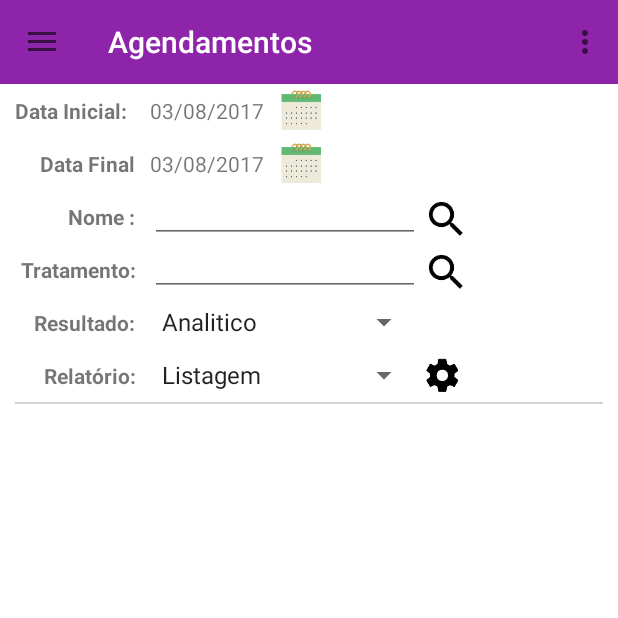
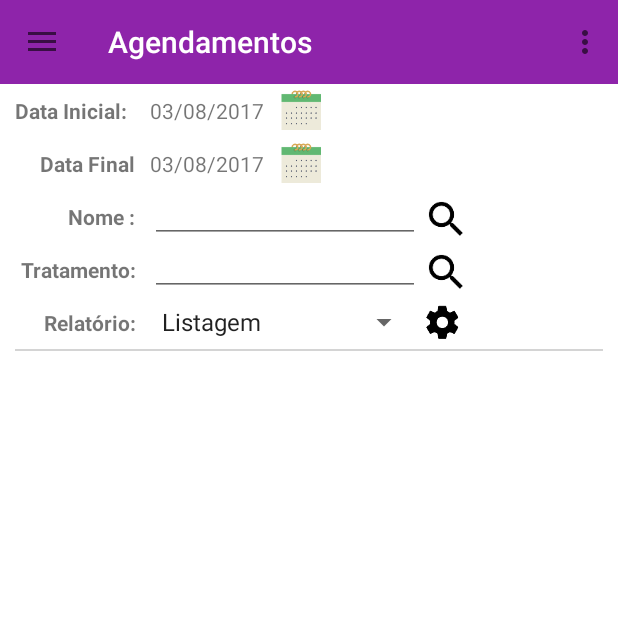
Before and after one commit to TobiasAndre/CapstoneStage2, an Android app: the fragment ReportFragment placed in its activity, on a phone screen of 412 x 824 dp, the top half of it. Run offline under Robolectric (Android 15) with nearby library versions, the phone set to English and light mode, and no system bars; our stand-ins replace Firebase (no records; nobody signed in at launch, a user with empty details on screens opened directly).

Commit message:
* Some Corrections

```diff
--- a/app/build.gradle
+++ b/app/build.gradle
@@ -38,7 +38,6 @@ dependencies {
     compile 'de.hdodenhof:circleimageview:2.1.0'
     compile 'com.google.firebase:firebase-auth:10.0.1'
     compile 'com.google.android.gms:play-services-auth:10.0.1'
-    compile 'com.google.android.gms:play-services:10.0.1'
     compile 'com.google.firebase:firebase-crash:10.0.1'
     compile 'com.squareup.retrofit2:retrofit:2.2.0'
     compile 'com.squareup.retrofit2:adapter-rxjava2:2.2.0'
--- a/app/src/main/java/com/tobiasandre/goestetica/ui/Adapter/CustomerAdapter.java
+++ b/app/src/main/java/com/tobiasandre/goestetica/ui/Adapter/CustomerAdapter.java
@@ -12,8 +12,6 @@ import android.view.ViewGroup;
 import android.widget.ImageView;
 import android.widget.LinearLayout;
 import android.widget.TextView;
-
-import com.google.android.gms.vision.text.Line;
 import com.tobiasandre.goestetica.R;
 import com.tobiasandre.goestetica.database.GoEsteticaContract;
 
--- a/app/src/main/java/com/tobiasandre/goestetica/ui/LoginActivity.java
+++ b/app/src/main/java/com/tobiasandre/goestetica/ui/LoginActivity.java
@@ -3,15 +3,12 @@ package com.tobiasandre.goestetica.ui;
 import android.app.Activity;
 import android.content.Intent;
 import android.support.annotation.NonNull;
+import android.support.design.widget.CoordinatorLayout;
 import android.support.design.widget.Snackbar;
 import android.support.v7.app.AppCompatActivity;
 import android.os.Bundle;
-import android.util.Log;
 import android.view.View;
-import android.widget.LinearLayout;
 import android.widget.Toast;
-
-import com.google.android.gms.appindexing.AppIndex;
 import com.google.android.gms.auth.api.Auth;
 import com.google.android.gms.auth.api.signin.GoogleSignInAccount;
 import com.google.android.gms.auth.api.signin.GoogleSignInOptions;
@@ -68,7 +65,6 @@ public class LoginActivity extends AppCompatActivity implements GoogleApiClient.
         mGoogleApiClient = new GoogleApiClient.Builder(this)
                 .enableAutoManage(this,this)
                 .addApi(Auth.GOOGLE_SIGN_IN_API,gso)
-                .addApi(AppIndex.API)
                 .build();
 
         btnLogin = (SignInButton)findViewById(R.id.btn_sign_in);
@@ -98,7 +94,7 @@ public class LoginActivity extends AppCompatActivity implements GoogleApiClient.
                 firebaseAuthWithGoogle(account);
 
             } else {
-                final LinearLayout MainLinearLayout = (LinearLayout) findViewById(R.id.activity_login);
+                final CoordinatorLayout MainLinearLayout = (CoordinatorLayout) findViewById(R.id.activity_login);
 
                 Snackbar snackbar = Snackbar.make(MainLinearLayout, getString(R.string.error_login), Snackbar.LENGTH_INDEFINITE);
                 snackbar.setAction(getString(R.string.retry), new View.OnClickListener() {
--- a/app/src/main/java/com/tobiasandre/goestetica/ui/ReportFragment.java
+++ b/app/src/main/java/com/tobiasandre/goestetica/ui/ReportFragment.java
@@ -71,7 +71,6 @@ public class ReportFragment extends Fragment implements
         tvDtInit = (TextView)rootView.findViewById(R.id.tv_dt_ini);
         tvDtFin = (TextView)rootView.findViewById(R.id.tv_dt_fin);
         spnReportType = (Spinner)rootView.findViewById(R.id.spnReportType);
-        spnResultType = (Spinner)rootView.findViewById(R.id.spnResultType);
         btnGenerate = (ImageButton)rootView.findViewById(R.id.btnRunReport);
         btnFindCustomer = (ImageButton)rootView.findViewById(R.id.btn_find_customer);
         btnFindTreatment = (ImageButton)rootView.findViewById(R.id.btn_find_treatment);
--- a/app/src/main/java/com/tobiasandre/goestetica/ui/ScheduleFragment.java
+++ b/app/src/main/java/com/tobiasandre/goestetica/ui/ScheduleFragment.java
@@ -282,10 +282,10 @@ public class ScheduleFragment extends Fragment {
             edHrSchedule.setText(String.valueOf(new Date().getTime()));
         }
         if(edQtSessions.getText().toString().isEmpty()){
-            edQtSessions.setText("1");
+            edQtSessions.setText(R.string.qt_default);
         }
         if(edVlPrice.getText().toString().isEmpty()){
-            edVlPrice.setText("0,00");
+            edVlPrice.setText(getString(R.string.price_default));
         }
         if(edNameTreatment.getText().toString().isEmpty()){
             Util.makeSnackbar(rootView,getString(R.string.treatment_name_required), Snackbar.LENGTH_LONG, TypeSnackBar.ERROR).show();
--- a/app/src/main/res/layout/fragment_report.xml
+++ b/app/src/main/res/layout/fragment_report.xml
@@ -191,48 +191,6 @@
 
     </LinearLayout>
 
-    <LinearLayout
-        android:layout_width="match_parent"
-        android:layout_height="35dp"
-        android:layout_marginStart="10dp"
-        android:gravity="start|center"
-        android:orientation="horizontal">
-
-        <LinearLayout
-            android:layout_width="80dp"
-            android:layout_height="wrap_content"
-            android:gravity="end"
-            android:orientation="vertical">
-
-            <TextView
-                android:layout_width="wrap_content"
-                android:layout_height="wrap_content"
-                android:text="Resultado:"
-                android:textAlignment="textEnd"
-                android:textStyle="bold" />
-
-        </LinearLayout>
-
-        <LinearLayout
-            android:layout_width="180dp"
-            android:layout_height="wrap_content"
-            android:layout_marginStart="10dp"
-            android:gravity="end"
-            android:orientation="vertical">
-
-            <Spinner
-                android:layout_width="180dp"
-                android:layout_height="wrap_content"
-                android:id="@+id/spnResultType"
-                android:textSize="12sp"
-                android:entries="@array/result_types"
-                android:layout_marginStart="10dp" />
-
-
-        </LinearLayout>
-
-
-    </LinearLayout>
 
     <LinearLayout
         android:layout_width="match_parent"
```
